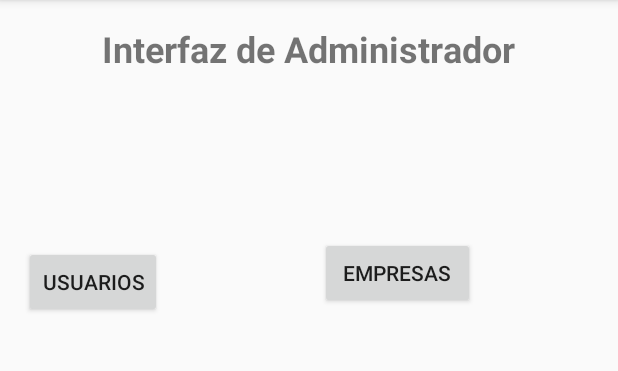
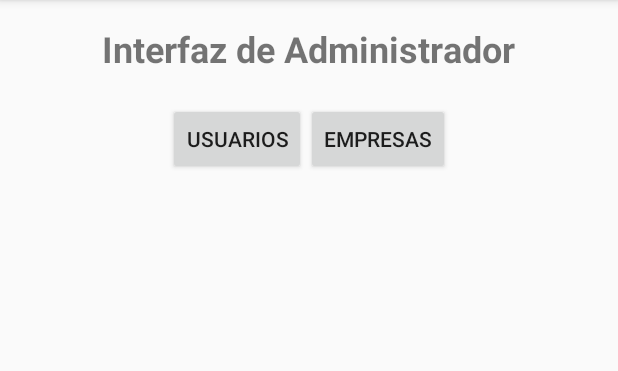
Before and after one commit to DevTADS/EasyTravelApp, an Android app: the ActivityAdmin screen opened directly, with no data from a screen before it, after a tap on "USUARIOS", on a phone screen of 412 x 824 dp, the part 84-455 px from its top. Run offline under Robolectric (Android 15) with nearby library versions, the light colour scheme and no system bars; our stand-ins replace Firebase (no records; nobody signed in at launch, a user with empty details on screens opened directly).

Commit message:
actualizacion  00:03 Carlos

```diff
--- a/app/src/main/java/com/example/easytravel/Actividades/Administrador/ActivityAdmin.java
+++ b/app/src/main/java/com/example/easytravel/Actividades/Administrador/ActivityAdmin.java
@@ -1,5 +1,6 @@
 package com.example.easytravel.Actividades.Administrador;
 
+import android.annotation.SuppressLint;
 import android.os.Bundle;
 import android.view.View;
 import android.widget.Button;
@@ -10,21 +11,24 @@ import androidx.appcompat.app.AppCompatActivity;
 import androidx.recyclerview.widget.LinearLayoutManager;
 import androidx.recyclerview.widget.RecyclerView;
 
+import com.example.easytravel.Firebase.BaseDatos_FirestoreHelper;
 import com.example.easytravel.R;
+import com.example.easytravel.adapters.EmpresasAdapter;
+import com.example.easytravel.adapters.UserAdapter;
 import com.google.android.gms.tasks.OnCompleteListener;
 import com.google.android.gms.tasks.Task;
 import com.google.firebase.firestore.DocumentSnapshot;
 import com.google.firebase.firestore.QuerySnapshot;
-import com.example.easytravel.Firebase.BaseDatos_FirestoreHelper;
-import com.example.easytravel.adapters.UserAdapter;
 
 import java.util.ArrayList;
 import java.util.List;
 
 public class ActivityAdmin extends AppCompatActivity {
 
-    private Button usersButton;
+    private Button usuariosBoton;
+    private Button empresasBoton;
     private RecyclerView userRecyclerView;
+    private RecyclerView empresaRecyclerView;
     private BaseDatos_FirestoreHelper basededatosFirestoreHelper;
 
     @Override
@@ -32,15 +36,24 @@ public class ActivityAdmin extends AppCompatActivity {
         super.onCreate(savedInstanceState);
         setContentView(R.layout.activity_admin_home);
 
-        usersButton = findViewById(R.id.usersButton);
+        usuariosBoton = findViewById(R.id.usuariosBoton);
+        empresasBoton = findViewById(R.id.empresasBoton);
         userRecyclerView = findViewById(R.id.userRecyclerView);
+        empresaRecyclerView = findViewById(R.id.empresaRecyclerView); // Inicializado el RecyclerView para empresas
 
         basededatosFirestoreHelper = new BaseDatos_FirestoreHelper();
 
-        usersButton.setOnClickListener(new View.OnClickListener() {
+        usuariosBoton.setOnClickListener(new View.OnClickListener() {
             @Override
             public void onClick(View v) {
                 obtenerUsuarios();
+            }
+        });
+
+        empresasBoton.setOnClickListener(new View.OnClickListener() {
+            @Override
+            public void onClick(View v) {
+                obtenerEmpresas();
             }
         });
     }
@@ -64,8 +77,36 @@ public class ActivityAdmin extends AppCompatActivity {
     }
 
     private void mostrarUsuarios(List<String> usuarios) {
+        userRecyclerView.setVisibility(View.VISIBLE); // Mostrar el RecyclerView de usuarios
+        empresaRecyclerView.setVisibility(View.GONE); // Ocultar el RecyclerView de empresas
         userRecyclerView.setLayoutManager(new LinearLayoutManager(ActivityAdmin.this));
         UserAdapter adapter = new UserAdapter(usuarios);
         userRecyclerView.setAdapter(adapter);
     }
+
+    private void obtenerEmpresas() {
+        basededatosFirestoreHelper.getAllEmpresas("empresas", new OnCompleteListener<QuerySnapshot>() {
+            @Override
+            public void onComplete(@NonNull Task<QuerySnapshot> task) {
+                if (task.isSuccessful()) {
+                    List<String> empresas = new ArrayList<>();
+                    for (DocumentSnapshot document : task.getResult()) {
+                        String nombreEmpresa = document.getString("nombre");
+                        empresas.add(nombreEmpresa);
+                    }
+                    mostrarEmpresas(empresas);
+                } else {
+                    Toast.makeText(ActivityAdmin.this, "Error al obtener empresas", Toast.LENGTH_SHORT).show();
+                }
+            }
+        });
+    }
+
+    private void mostrarEmpresas(List<String> empresas) {
+        empresaRecyclerView.setVisibility(View.VISIBLE); // Mostrar el RecyclerView de empresas
+        userRecyclerView.setVisibility(View.GONE); // Ocultar el RecyclerView de usuarios
+        empresaRecyclerView.setLayoutManager(new LinearLayoutManager(ActivityAdmin.this));
+        EmpresasAdapter adapter = new EmpresasAdapter(empresas); // Crea un adaptador para las empresas
+        empresaRecyclerView.setAdapter(adapter);
+    }
 }
--- a/app/src/main/java/com/example/easytravel/Firebase/BaseDatos_FirestoreHelper.java
+++ b/app/src/main/java/com/example/easytravel/Firebase/BaseDatos_FirestoreHelper.java
@@ -1,19 +1,16 @@
 package com.example.easytravel.Firebase;
 
 import com.google.android.gms.tasks.OnCompleteListener;
-import com.google.android.gms.tasks.Task;
 import com.google.firebase.firestore.DocumentReference;
-import com.google.firebase.firestore.DocumentSnapshot;
 import com.google.firebase.firestore.FirebaseFirestore;
 import com.google.firebase.firestore.QuerySnapshot;
 
-import java.util.ArrayList;
-import java.util.List;
+
 import java.util.Map;
 
 public class BaseDatos_FirestoreHelper {
 
-    private FirebaseFirestore db; // Instancia de FirebaseFirestore para interactuar con Firestore
+    private final FirebaseFirestore db; // Instancia de FirebaseFirestore para interactuar con Firestore
 
     // Constructor de la clase FirestoreHelper
     public BaseDatos_FirestoreHelper() {
@@ -35,23 +32,18 @@ public class BaseDatos_FirestoreHelper {
     }
 
     // Método para obtener todos los usuarios de Firestore
-    public void getAllUsers(String nombreColeccion, final OnCompleteListener<QuerySnapshot> listener) {
-        db.collection(nombreColeccion)
+    public void getAllUsers(String usuarios, final OnCompleteListener<QuerySnapshot> listener) {
+        db.collection(usuarios)
                 .get()
-                .addOnCompleteListener(new OnCompleteListener<QuerySnapshot>() {
-                    @Override
-                    public void onComplete(Task<QuerySnapshot> task) {
-                        if (task.isSuccessful()) {
-                            List<String> usuarios = new ArrayList<>();
-                            for (DocumentSnapshot document : task.getResult()) {
-                                usuarios.add(document.getString("correo")); // Cambia "correo" por el nombre del campo que contiene el correo electrónico del usuario
-                            }
-                            listener.onComplete(task); // Pasar el task completo como éxito
-                        } else {
-                            listener.onComplete(task); // Pasar el task completo como error
-                        }
-                    }
-                });
+                .addOnCompleteListener(listener);
     }
 
+    // Método para obtener todos los datos de las empresas en Firestore
+    public void getAllEmpresas(String empresas, final OnCompleteListener<QuerySnapshot> listener) {
+        db.collection(empresas)
+                .get()
+                .addOnCompleteListener(listener);
+    }
+
+
 }
--- a/app/src/main/res/layout/activity_admin_home.xml
+++ b/app/src/main/res/layout/activity_admin_home.xml
@@ -1,53 +1,50 @@
 <?xml version="1.0" encoding="utf-8"?>
-<RelativeLayout xmlns:android="http://schemas.android.com/apk/res/android"
+<LinearLayout xmlns:android="http://schemas.android.com/apk/res/android"
     android:layout_width="match_parent"
     android:layout_height="match_parent"
+    android:orientation="vertical"
     android:padding="16dp">
 
     <TextView
         android:id="@+id/titleTextView"
         android:layout_width="wrap_content"
         android:layout_height="wrap_content"
-        android:layout_centerHorizontal="true"
+        android:layout_gravity="center_horizontal"
         android:layout_marginBottom="20dp"
         android:text="Interfaz de Administrador"
         android:textSize="24sp"
         android:textStyle="bold" />
 
+    <LinearLayout
+        android:layout_width="match_parent"
+        android:layout_height="wrap_content"
+        android:orientation="horizontal"
+        android:gravity="center_horizontal">
+
         <Button
-        android:id="@+id/usersButton"
+            android:id="@+id/usuariosBoton"
             android:layout_width="wrap_content"
             android:layout_height="wrap_content"
-        android:layout_below="@id/titleTextView"
-        android:layout_marginTop="95dp"
             android:text="Usuarios" />
 
         <Button
-        android:id="@+id/companiesButton"
-        android:layout_width="121dp"
+            android:id="@+id/empresasBoton"
+            android:layout_width="wrap_content"
             android:layout_height="wrap_content"
-        android:layout_below="@id/usersButton"
-        android:layout_alignParentEnd="true"
-        android:layout_marginStart="105dp"
-        android:layout_marginTop="-54dp"
-        android:layout_marginEnd="79dp"
-        android:layout_toEndOf="@+id/usersButton"
             android:text="Empresas" />
+
+    </LinearLayout>
 
     <androidx.recyclerview.widget.RecyclerView
         android:id="@+id/userRecyclerView"
-        android:layout_width="395dp"
-        android:layout_height="489dp"
-        android:layout_below="@id/usersButton"
-        android:layout_marginTop="90dp" />
+        android:layout_width="match_parent"
+        android:layout_height="match_parent"
+        android:visibility="gone" />
 
     <androidx.recyclerview.widget.RecyclerView
-        android:id="@+id/companyRecyclerView"
+        android:id="@+id/empresaRecyclerView"
         android:layout_width="match_parent"
         android:layout_height="match_parent"
-        android:layout_below="@id/usersButton"
         android:visibility="gone" />
 
-    <!-- Ocultar el RecyclerView de empresas inicialmente -->
-
-</RelativeLayout>
+</LinearLayout>
```
Also changed, not shown: app/src/main/java/com/example/easytravel/adapters/EmpresasAdapter.java (added, +53 -0 lines). Lines whose indentation alone changed are shown as unchanged.
